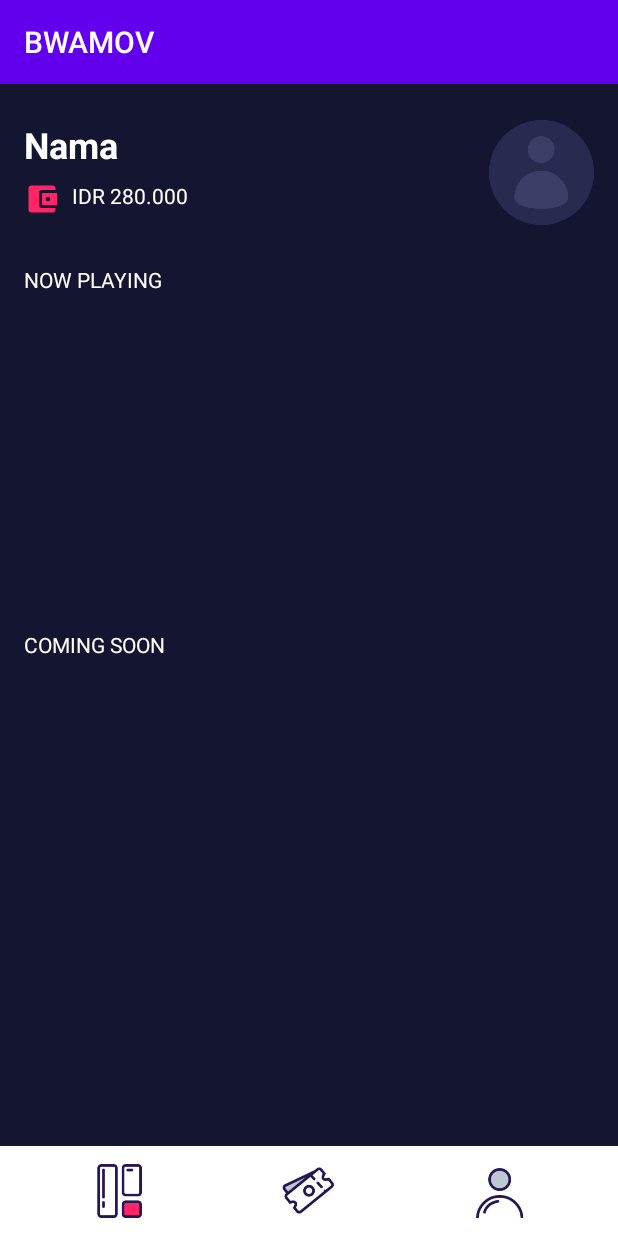
After one commit to adwiarifin/bwamov, an Android app: the HomeActivity screen opened directly, with no data from a screen before it, on a phone screen of 412 x 824 dp. The commit adds this screen. Run offline under Robolectric (Android 15) with nearby library versions, the phone set to English and light mode, and no system bars.

Commit message:
HomeActivity + Layout

```diff
--- a/app/build.gradle
+++ b/app/build.gradle
@@ -27,11 +27,12 @@ android {
 dependencies {
     implementation fileTree(dir: "libs", include: ["*.jar"])
     implementation "org.jetbrains.kotlin:kotlin-stdlib:$kotlin_version"
-    implementation 'androidx.core:core-ktx:1.3.1'
+    implementation 'androidx.core:core-ktx:1.3.2'
     implementation 'androidx.appcompat:appcompat:1.2.0'
-    implementation 'androidx.constraintlayout:constraintlayout:2.0.0'
+    implementation 'androidx.constraintlayout:constraintlayout:2.0.2'
+    implementation 'androidx.recyclerview:recyclerview:1.1.0'
     testImplementation 'junit:junit:4.12'
-    androidTestImplementation 'androidx.test.ext:junit:1.1.1'
-    androidTestImplementation 'androidx.test.espresso:espresso-core:3.2.0'
+    androidTestImplementation 'androidx.test.ext:junit:1.1.2'
+    androidTestImplementation 'androidx.test.espresso:espresso-core:3.3.0'
 
 }
--- a/app/src/main/AndroidManifest.xml
+++ b/app/src/main/AndroidManifest.xml
@@ -4,17 +4,22 @@
 
     <application
         android:allowBackup="true"
+        android:fullBackupContent="true"
         android:icon="@mipmap/ic_launcher"
         android:label="@string/app_name"
         android:roundIcon="@mipmap/ic_launcher_round"
         android:supportsRtl="true"
         android:theme="@style/AppTheme">
+        <activity android:name=".HomeActivity" />
         <activity android:name=".onboarding.OnboardingOneActivity" />
         <activity android:name=".onboarding.OnboardingTwoActivity" />
-        <activity android:name=".onboarding.OnboardingThreeActivity" />
+        <activity android:name=".SignInActivity" />
+        <activity android:name=".SignUpActivity" />
+        <activity android:name=".SignUpPhotoscreenActivity" />
         <activity android:name=".SplashScreenActivity">
             <intent-filter>
                 <action android:name="android.intent.action.MAIN" />
+
                 <category android:name="android.intent.category.LAUNCHER" />
             </intent-filter>
         </activity>
--- /dev/null
+++ b/app/src/main/java/com/kesatriakeyboard/bwamov/HomeActivity.kt
@@ -0,0 +1,11 @@
+package com.kesatriakeyboard.bwamov
+
+import androidx.appcompat.app.AppCompatActivity
+import android.os.Bundle
+
+class HomeActivity : AppCompatActivity() {
+    override fun onCreate(savedInstanceState: Bundle?) {
+        super.onCreate(savedInstanceState)
+        setContentView(R.layout.activity_home)
+    }
+}
--- /dev/null
+++ b/app/src/main/res/drawable/ic_account_balance_wallet_24px.xml
@@ -0,0 +1,9 @@
+<vector xmlns:android="http://schemas.android.com/apk/res/android"
+    android:width="24dp"
+    android:height="24dp"
+    android:viewportWidth="24"
+    android:viewportHeight="24">
+  <path
+      android:pathData="M21,18v1a2.006,2.006 0,0 1,-2 2L5,21a2,2 0,0 1,-2 -2L3,5A2,2 0,0 1,5 3L19,3a2.006,2.006 0,0 1,2 2L21,6L12,6a2,2 0,0 0,-2 2v8a2,2 0,0 0,2 2ZM12,16L22,16L22,8L12,8ZM16,13.5A1.5,1.5 0,1 1,17.5 12,1.5 1.5,0 0,1 16,13.5Z"
+      android:fillColor="#ff2667"/>
+</vector>
--- /dev/null
+++ b/app/src/main/res/layout/activity_home.xml
@@ -0,0 +1,133 @@
+<?xml version="1.0" encoding="utf-8"?>
+<androidx.constraintlayout.widget.ConstraintLayout xmlns:android="http://schemas.android.com/apk/res/android"
+    xmlns:app="http://schemas.android.com/apk/res-auto"
+    xmlns:tools="http://schemas.android.com/tools"
+    android:layout_width="match_parent"
+    android:layout_height="match_parent"
+    android:background="@color/colorBlue"
+    tools:context=".HomeActivity">
+
+    <TextView
+        android:id="@+id/textView9"
+        android:layout_width="wrap_content"
+        android:layout_height="wrap_content"
+        android:layout_marginStart="16dp"
+        android:layout_marginTop="24dp"
+        android:text="@string/nama"
+        android:textColor="@color/colorWhite"
+        android:textSize="24sp"
+        android:textStyle="bold"
+        app:layout_constraintStart_toStartOf="parent"
+        app:layout_constraintTop_toTopOf="parent"
+        tools:text="Angga Risky" />
+
+    <TextView
+        android:id="@+id/textView10"
+        android:layout_width="wrap_content"
+        android:layout_height="wrap_content"
+        android:layout_marginStart="16dp"
+        android:layout_marginTop="8dp"
+        android:drawablePadding="8dp"
+        android:text="@string/wallet_value"
+        android:textColor="@color/colorWhite"
+        app:layout_constraintStart_toStartOf="parent"
+        app:layout_constraintTop_toBottomOf="@+id/textView9"
+        app:drawableStartCompat="@drawable/ic_account_balance_wallet_24px" />
+
+    <ImageView
+        android:id="@+id/imageView5"
+        android:layout_width="70dp"
+        android:layout_height="70dp"
+        android:layout_marginTop="24dp"
+        android:layout_marginEnd="16dp"
+        android:contentDescription="@string/photo"
+        app:layout_constraintEnd_toEndOf="parent"
+        app:layout_constraintTop_toTopOf="parent"
+        app:srcCompat="@drawable/user_pic" />
+
+    <TextView
+        android:id="@+id/textView11"
+        android:layout_width="wrap_content"
+        android:layout_height="wrap_content"
+        android:layout_marginStart="16dp"
+        android:layout_marginTop="32dp"
+        android:text="@string/now_playing"
+        android:textAllCaps="true"
+        android:textColor="@color/colorWhite"
+        app:layout_constraintStart_toStartOf="parent"
+        app:layout_constraintTop_toBottomOf="@+id/textView10" />
+
+    <androidx.recyclerview.widget.RecyclerView
+        android:id="@+id/recyclerView"
+        android:layout_width="0dp"
+        android:layout_height="200dp"
+        android:layout_marginStart="16dp"
+        android:layout_marginTop="8dp"
+        android:layout_marginEnd="16dp"
+        app:layout_constraintEnd_toEndOf="parent"
+        app:layout_constraintStart_toStartOf="parent"
+        app:layout_constraintTop_toBottomOf="@+id/textView11" />
+
+    <TextView
+        android:id="@+id/textView12"
+        android:layout_width="wrap_content"
+        android:layout_height="wrap_content"
+        android:layout_marginStart="16dp"
+        android:layout_marginTop="16dp"
+        android:text="@string/coming_soon"
+        android:textAllCaps="true"
+        android:textColor="@color/colorWhite"
+        app:layout_constraintStart_toStartOf="parent"
+        app:layout_constraintTop_toBottomOf="@+id/recyclerView" />
+
+    <androidx.recyclerview.widget.RecyclerView
+        android:layout_width="0dp"
+        android:layout_height="0dp"
+        android:layout_marginStart="16dp"
+        android:layout_marginTop="8dp"
+        android:layout_marginEnd="16dp"
+        android:layout_marginBottom="16dp"
+        app:layout_constraintBottom_toTopOf="@+id/linearLayout"
+        app:layout_constraintEnd_toEndOf="parent"
+        app:layout_constraintStart_toStartOf="parent"
+        app:layout_constraintTop_toBottomOf="@+id/textView12" />
+
+    <LinearLayout
+        android:id="@+id/linearLayout"
+        android:layout_width="0dp"
+        android:layout_height="60dp"
+        android:background="@color/colorWhite"
+        android:orientation="horizontal"
+        android:paddingStart="16dp"
+        android:paddingTop="12dp"
+        android:paddingEnd="16dp"
+        android:paddingBottom="12dp"
+        app:layout_constraintBottom_toBottomOf="parent"
+        app:layout_constraintEnd_toEndOf="parent"
+        app:layout_constraintStart_toStartOf="parent">
+
+        <ImageView
+            android:id="@+id/imageView6"
+            android:layout_width="wrap_content"
+            android:layout_height="wrap_content"
+            android:layout_weight="1"
+            android:contentDescription="@string/home"
+            app:srcCompat="@drawable/ic_home_active" />
+
+        <ImageView
+            android:id="@+id/imageView7"
+            android:layout_width="wrap_content"
+            android:layout_height="wrap_content"
+            android:layout_weight="1"
+            android:contentDescription="@string/tiket"
+            app:srcCompat="@drawable/ic_tiket" />
+
+        <ImageView
+            android:id="@+id/imageView8"
+            android:layout_width="wrap_content"
+            android:layout_height="wrap_content"
+            android:layout_weight="1"
+            android:contentDescription="@string/profile"
+            app:srcCompat="@drawable/ic_profile" />
+    </LinearLayout>
+</androidx.constraintlayout.widget.ConstraintLayout>
--- a/app/src/main/res/values/strings.xml
+++ b/app/src/main/res/values/strings.xml
@@ -22,4 +22,9 @@
     <string name="upload_nanti">Upload Nanti</string>
     <string name="welcome">Selamat datang\nAngga Risky</string>
     <string name="simpan_dan_lanjutkan">Simpan dan Lanjutkan</string>
+    <string name="coming_soon">Coming Soon</string>
+    <string name="home">Home</string>
+    <string name="tiket">Tiket</string>
+    <string name="profile">Profile</string>
+    <string name="wallet_value">IDR 280.000</string>
 </resources>
```
Also changed, not shown: app/src/main/res/drawable/ic_home.png (added), app/src/main/res/drawable/ic_home_active.png (added), app/src/main/res/drawable/ic_profile.png (added), app/src/main/res/drawable/ic_profile_active.png (added), app/src/main/res/drawable/ic_tiket.png (added), app/src/main/res/drawable/ic_tiket_active.png (added), app/src/main/res/drawable/ic_wallet.png (added).
